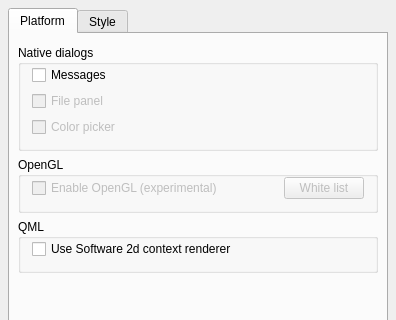
This is tools/qsettings/settingsdialog.ui in threedeyes/qthaikuplugins as Qt 5 draws it before an edit; both pictures show x 0 to 396 and y 0 to 320 of the 396 by 473 pixel window. The edited form follows.
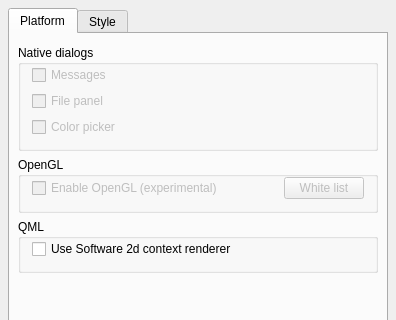
This is the edited form.

Commit message: Disable native alerts for now

What changed in the file:
```diff
--- a/tools/qsettings/settingsdialog.ui
+++ b/tools/qsettings/settingsdialog.ui
@@ -84,6 +84,9 @@
              <layout class="QVBoxLayout" name="verticalLayout_5">
               <item>
                <widget class="QCheckBox" name="messagesCheckBox">
+                <property name="enabled">
+                 <bool>false</bool>
+                </property>
                 <property name="text">
                  <string>Messages</string>
                 </property>
```
Left out of the diff: 2 changed lines with no effect on the pictures. The commit also changes 2 other files.
